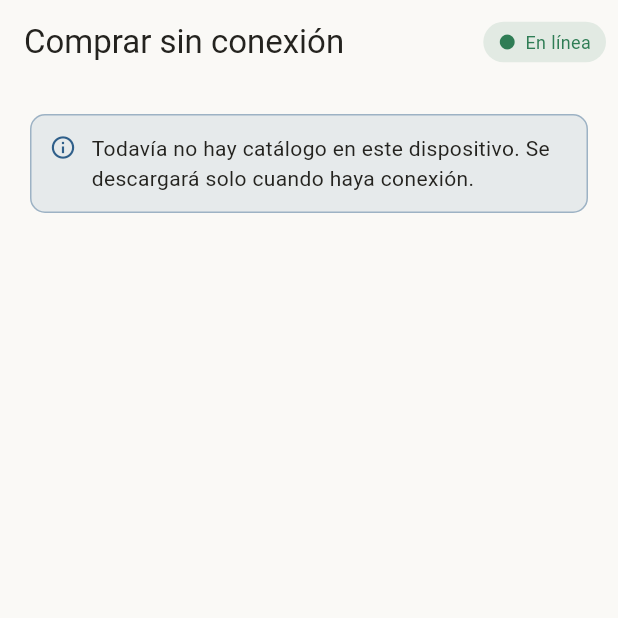
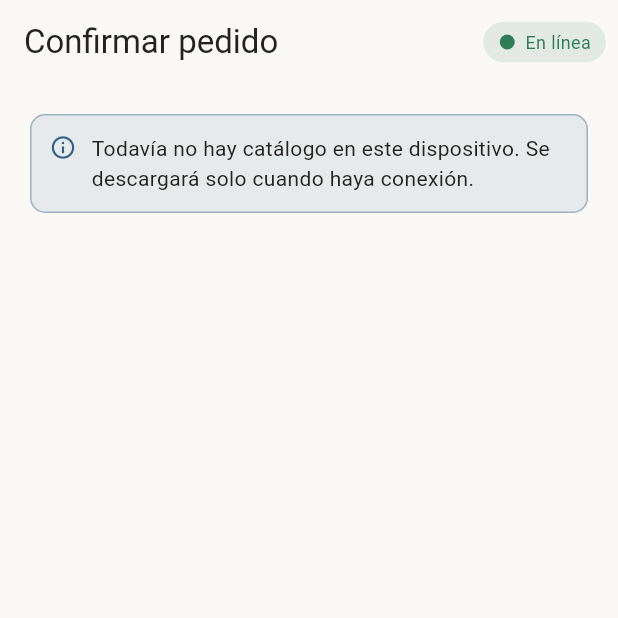
Before and after one commit to JA-Guevara/MOBILE_MARKETPLACE_MODA, a Flutter app: the CompraOfflineScreen screen opened by its route, on a phone screen of 412 x 824 dp, the top half of it. Run offline on Flutter 3.47's test engine with Material 3 defaults, Android fonts, the phone set to English and light mode, and no system bars; our stand-ins replace cached_network_image, camera, connectivity_plus, dio, flutter_cache_manager, flutter_local_notifications and 6 more; missing offline and left inert: google_mlkit_pose_detection, workmanager; accounts and stored records are empty; network calls fail.

Commit message:
Continúa checkout online sin conexión

```diff
--- a/lib/app/router.dart
+++ b/lib/app/router.dart
@@ -120,8 +120,7 @@ final routerProvider = Provider<GoRouter>((ref) {
           if (!sesion.autenticado) {
             return '/iniciar-sesion?volverA=${Uri.encodeComponent('/sin-conexion/comprar')}';
           }
-          if (sesion.usuario?.puede('sync.write') != true ||
-              sesion.usuario?.puede('commerce.write') == true) {
+          if (sesion.usuario?.puede('sync.write') != true) {
             return '/sin-conexion/catalogo';
           }
           return null;
--- a/lib/features/operacion_offline/presentation/catalogo_offline_screen.dart
+++ b/lib/features/operacion_offline/presentation/catalogo_offline_screen.dart
@@ -19,7 +19,7 @@ class CatalogoOfflineScreen extends ConsumerWidget {
     final estado = ref.read(catalogoOfflineProvider);
     final usuario = ref.read(sessionProvider).usuario;
     final permitido = puedeOperarOffline(usuario);
-    final esCliente = usuario != null && !usuario.puede('commerce.write');
+    final esCliente = usuario?.puede('sync.write') == true;
     final esPersonal =
         usuario != null &&
         (usuario.puede('commerce.write') ||
@@ -57,7 +57,7 @@ class CatalogoOfflineScreen extends ConsumerWidget {
                             children: [
                               if (esCliente)
                                 IconButton(
-                                  tooltip: 'Agregar a mi compra',
+                                  tooltip: 'Agregar a mi pedido online',
                                   onPressed: permitido
                                       ? () {
                                           final error = ref
@@ -71,7 +71,7 @@ class CatalogoOfflineScreen extends ConsumerWidget {
                                             ).showSnackBar(
                                               const SnackBar(
                                                 content: Text(
-                                                  'Prenda agregada a mi compra.',
+                                                  'Prenda agregada a tu pedido pendiente.',
                                                 ),
                                               ),
                                             );
@@ -372,9 +372,9 @@ class CatalogoOfflineScreen extends ConsumerWidget {
       appBar: AppBar(
         title: const Text('Catálogo'),
         actions: [
-          if (usuario != null && !usuario.puede('commerce.write'))
+          if (usuario?.puede('sync.write') == true)
             IconButton(
-              tooltip: 'Mi compra sin conexión',
+              tooltip: 'Mi pedido pendiente',
               onPressed: () => context.push('/sin-conexion/comprar'),
               icon: Badge(
                 isLabelVisible: compra.items.isNotEmpty,
--- a/lib/features/operacion_offline/presentation/compra_offline_screen.dart
+++ b/lib/features/operacion_offline/presentation/compra_offline_screen.dart
@@ -37,7 +37,7 @@ class CompraOfflineScreen extends ConsumerWidget {
 
     return Scaffold(
       appBar: AppBar(
-        title: const Text('Comprar sin conexión'),
+        title: const Text('Confirmar pedido'),
         actions: const [IndicadorConexion()],
       ),
       body: catalogo.cargando
@@ -59,7 +59,7 @@ class CompraOfflineScreen extends ConsumerWidget {
               padding: const EdgeInsets.all(16),
               children: [
                 Text(
-                  'Mi compra',
+                  'Pedido online pendiente',
                   style: Theme.of(context).textTheme.titleLarge,
                 ),
                 const SizedBox(height: 10),
@@ -88,7 +88,9 @@ class CompraOfflineScreen extends ConsumerWidget {
                                   Text(
                                     '${item.varianteDesc} · ${_bs(item.precioUnitario)}',
                                   ),
-                                  Text('Disponible ${item.stockDisponible}'),
+                                  Text(
+                                    'Última existencia conocida: ${item.stockDisponible}',
+                                  ),
                                 ],
                               ),
                             ),
@@ -127,7 +129,9 @@ class CompraOfflineScreen extends ConsumerWidget {
                 const SizedBox(height: 12),
                 DropdownButtonFormField<String>(
                   initialValue: estado.sucursalId,
-                  decoration: const InputDecoration(labelText: 'Retiro en'),
+                  decoration: const InputDecoration(
+                    labelText: 'Sucursal que validará el pedido',
+                  ),
                   items: catalogo.datos.sucursales
                       .map(
                         (s) => DropdownMenuItem(
@@ -147,6 +151,32 @@ class CompraOfflineScreen extends ConsumerWidget {
                         },
                 ),
                 const SizedBox(height: 12),
+                if (estado.direccionEntrega != null)
+                  Card(
+                    child: ListTile(
+                      leading: const Icon(Icons.local_shipping_outlined),
+                      title: const Text('Dirección de entrega del pedido'),
+                      subtitle: Text(
+                        [
+                              estado.direccionEntrega!['recipient'],
+                              estado.direccionEntrega!['phone'],
+                              estado.direccionEntrega!['line1'],
+                              estado.direccionEntrega!['city'],
+                            ]
+                            .whereType<String>()
+                            .where((v) => v.isNotEmpty)
+                            .join(' · '),
+                      ),
+                    ),
+                  ),
+                if (estado.direccionEntrega != null)
+                  Align(
+                    alignment: Alignment.centerRight,
+                    child: TextButton(
+                      onPressed: () => context.go('/carrito'),
+                      child: const Text('Editar datos de entrega'),
+                    ),
+                  ),
                 TextFormField(
                   initialValue: estado.contactoNombre,
                   decoration: const InputDecoration(labelText: 'Nombre'),
@@ -162,24 +192,10 @@ class CompraOfflineScreen extends ConsumerWidget {
                       control.configurar(contactoTelefono: value),
                 ),
                 const SizedBox(height: 12),
-                const Text('Forma de pago'),
-                RadioGroup<String>(
-                  groupValue: estado.formaPago,
-                  onChanged: (value) => control.configurar(formaPago: value),
-                  child: Column(
-                    children: [
-                      const RadioListTile<String>(
-                        contentPadding: EdgeInsets.zero,
-                        title: Text('Tarjeta al reconectar'),
-                        value: 'TARJETA_AL_RECONECTAR',
-                      ),
-                      const RadioListTile<String>(
-                        contentPadding: EdgeInsets.zero,
-                        title: Text('Efectivo al retirar'),
-                        value: 'EFECTIVO_AL_RETIRAR',
-                      ),
-                    ],
-                  ),
+                const ListTile(
+                  contentPadding: EdgeInsets.zero,
+                  leading: Icon(Icons.credit_card_outlined),
+                  title: Text('Pago con tarjeta al recuperar conexión'),
                 ),
                 TextFormField(
                   initialValue: estado.notas,
@@ -191,7 +207,7 @@ class CompraOfflineScreen extends ConsumerWidget {
                   onChanged: (value) => control.configurar(notas: value),
                 ),
                 const AvisoOffline(
-                  'Todavía no se cobra nada. Al volver la conexión confirmamos existencia y precio.',
+                  'No es una venta de contado y todavía no se cobra. Al reconectar, la tienda validará existencia y precio. Si todo está correcto, el pedido quedará pendiente de pago con tarjeta.',
                   info: true,
                 ),
                 if (estado.error != null)
@@ -203,7 +219,7 @@ class CompraOfflineScreen extends ConsumerWidget {
                       : guardar,
                   icon: const Icon(Icons.save_outlined),
                   label: Text(
-                    estado.guardando ? 'Guardando…' : 'Guardar mi compra',
+                    estado.guardando ? 'Guardando…' : 'Confirmar pedido',
                   ),
                 ),
                 TextButton(
@@ -230,13 +246,13 @@ class _CompraGuardada extends StatelessWidget {
           const Icon(Icons.check_circle_outline, size: 56, color: Colors.green),
           const SizedBox(height: 12),
           Text(
-            'Compra guardada en este dispositivo · ${compra.folio}',
+            'Pedido pendiente de validación · ${compra.folio}',
             textAlign: TextAlign.center,
             style: Theme.of(context).textTheme.titleMedium,
           ),
           const SizedBox(height: 8),
           const Text(
-            'Se enviará sola cuando haya conexión.',
+            'No se cobró nada. Al reconectar, la tienda validará stock y precio. Si todo está correcto, podrás pagar con tarjeta.',
             textAlign: TextAlign.center,
           ),
           const SizedBox(height: 20),
--- a/lib/features/operacion_offline/presentation/preparar_offline_screen.dart
+++ b/lib/features/operacion_offline/presentation/preparar_offline_screen.dart
@@ -294,7 +294,7 @@ class PrepararOfflineScreen extends ConsumerWidget {
             FilledButton.icon(
               onPressed: () => context.push('/sin-conexion/venta'),
               icon: const Icon(Icons.point_of_sale),
-              label: const Text('Venta de contado →'),
+              label: const Text('Caja de tienda · contado →'),
             ),
           ],
           const SizedBox(height: 6),
```
Also changed, not shown: lib/features/operacion_offline/application/compra_offline_controller.dart (+22 -7 lines), lib/features/operacion_offline/domain/compra_local.dart (+10 -3 lines), lib/features/operacion_offline/infrastructure/compras_locales_dao.dart (+4 -16 lines), lib/features/ventas_pagos/application/carrito_controller.dart (+167 -6 lines), lib/features/ventas_pagos/presentation/carrito_screen.dart (+37 -24 lines), 1 other file.
